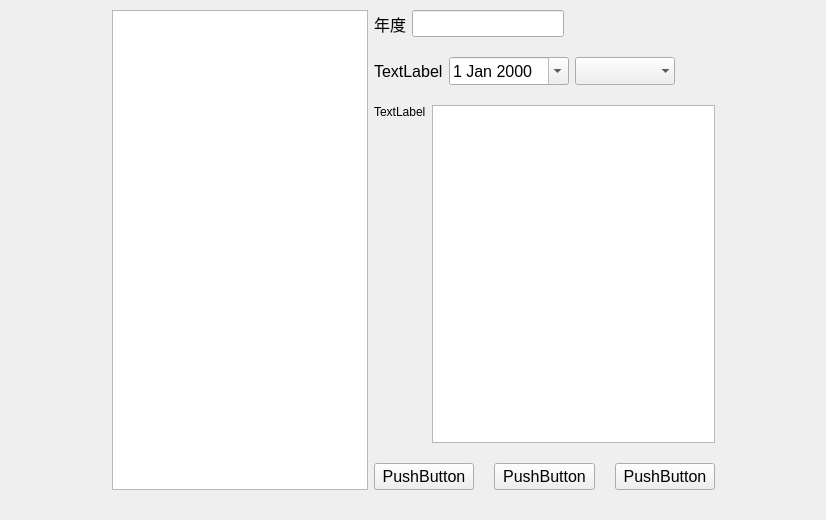
Above: FML/view/mainframe/paramgrholiday.ui from ruofeng216/fmlnew before the change. Below: the same form after it.
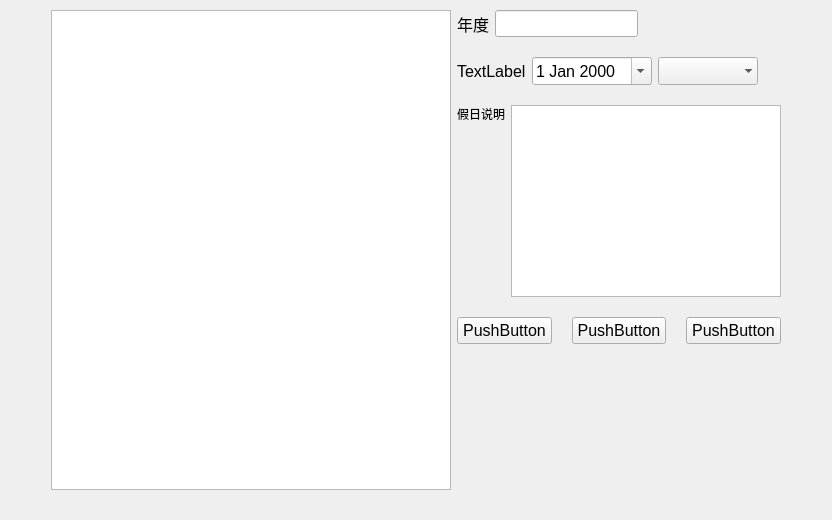
That is the form after the change.

Diff of the .ui file:
```diff
--- a/FML/view/mainframe/paramgrholiday.ui
+++ b/FML/view/mainframe/paramgrholiday.ui
@@ -6,7 +6,7 @@
    <rect>
     <x>0</x>
     <y>0</y>
-    <width>826</width>
+    <width>832</width>
     <height>520</height>
    </rect>
   </property>
@@ -25,6 +25,9 @@
      <property name="orientation">
       <enum>Qt::Horizontal</enum>
      </property>
+     <property name="sizeType">
+      <enum>QSizePolicy::MinimumExpanding</enum>
+     </property>
      <property name="sizeHint" stdset="0">
       <size>
        <width>40</width>
@@ -38,6 +41,9 @@
      <property name="orientation">
       <enum>Qt::Horizontal</enum>
      </property>
+     <property name="sizeType">
+      <enum>QSizePolicy::MinimumExpanding</enum>
+     </property>
      <property name="sizeHint" stdset="0">
       <size>
        <width>40</width>
@@ -50,6 +56,18 @@
     <layout class="QHBoxLayout" name="horizontalLayout_5">
      <item>
       <widget class="QTreeView" name="treeView">
+       <property name="minimumSize">
+        <size>
+         <width>400</width>
+         <height>0</height>
+        </size>
+       </property>
+       <property name="maximumSize">
+        <size>
+         <width>600</width>
+         <height>16777215</height>
+        </size>
+       </property>
        <property name="palette">
         <palette>
          <active>
@@ -242,7 +260,7 @@
            <item>
             <widget class="QLabel" name="label_def">
              <property name="text">
-              <string>TextLabel</string>
+              <string>假日说明</string>
              </property>
             </widget>
            </item>
@@ -251,6 +269,9 @@
              <property name="orientation">
               <enum>Qt::Vertical</enum>
              </property>
+             <property name="sizeType">
+              <enum>QSizePolicy::Expanding</enum>
+             </property>
              <property name="sizeHint" stdset="0">
               <size>
                <width>20</width>
@@ -262,7 +283,14 @@
           </layout>
          </item>
          <item>
-          <widget class="QTextEdit" name="textEdit_def"/>
+          <widget class="QTextEdit" name="textEdit_def">
+           <property name="maximumSize">
+            <size>
+             <width>16777215</width>
+             <height>300</height>
+            </size>
+           </property>
+          </widget>
          </item>
         </layout>
        </item>
@@ -309,6 +337,19 @@
          </item>
         </layout>
        </item>
+       <item>
+        <spacer name="verticalSpacer_2">
+         <property name="orientation">
+          <enum>Qt::Vertical</enum>
+         </property>
+         <property name="sizeHint" stdset="0">
+          <size>
+           <width>20</width>
+           <height>40</height>
+          </size>
+         </property>
+        </spacer>
+       </item>
       </layout>
      </item>
     </layout>
```
